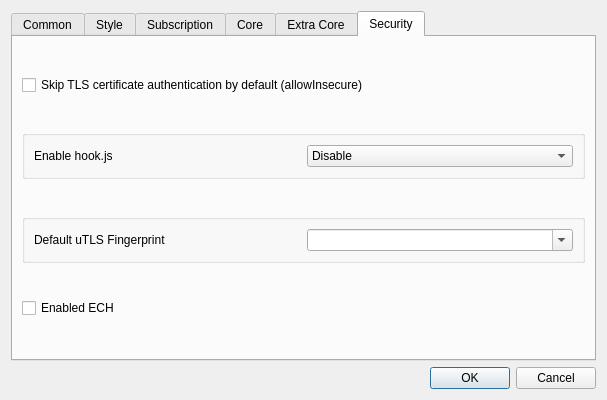
This is ui/dialog_basic_settings.ui in master88wi/NekoXray as Qt 5 draws it before an edit. The edited form follows.
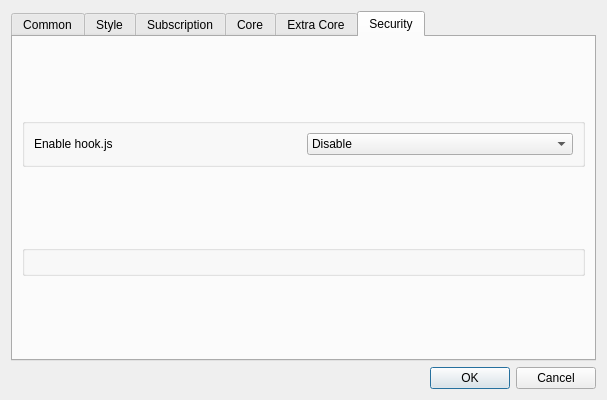
This is the edited form. The open tabs and pages were chosen to show the change. Custom widgets are drawn as their Qt base class.

Commit message: refactor: move some security settings to protocol settings

```diff
--- a/ui/dialog_basic_settings.ui
+++ b/ui/dialog_basic_settings.ui
@@ -803,13 +803,6 @@
        <string>Security</string>
       </attribute>
       <layout class="QVBoxLayout" name="verticalLayout_4">
-       <item>
-        <widget class="QCheckBox" name="skip_cert">
-         <property name="text">
-          <string>Skip TLS certificate authentication by default (allowInsecure)</string>
-         </property>
-        </widget>
-       </item>
        <item>
         <widget class="QGroupBox" name="horizontalGroupBox3">
          <property name="sizePolicy">
@@ -856,29 +849,7 @@
            <verstretch>0</verstretch>
           </sizepolicy>
          </property>
-         <layout class="QHBoxLayout" name="horizontalLayout_26">
-          <item>
-           <widget class="QLabel" name="label_18">
-            <property name="text">
-             <string>Default uTLS Fingerprint</string>
-            </property>
-           </widget>
-          </item>
-          <item>
-           <widget class="QComboBox" name="utlsFingerprint">
-            <property name="editable">
-             <bool>true</bool>
-            </property>
-           </widget>
-          </item>
-         </layout>
-        </widget>
-       </item>
-       <item>
-        <widget class="QCheckBox" name="enabled_ech">
-         <property name="text">
-          <string>Enabled ECH</string>
-         </property>
+         <layout class="QHBoxLayout" name="horizontalLayout_26"/>
         </widget>
        </item>
       </layout>
```
Left out of the diff: 4 changed lines with no effect on the pictures. The commit also changes 7 other files.
